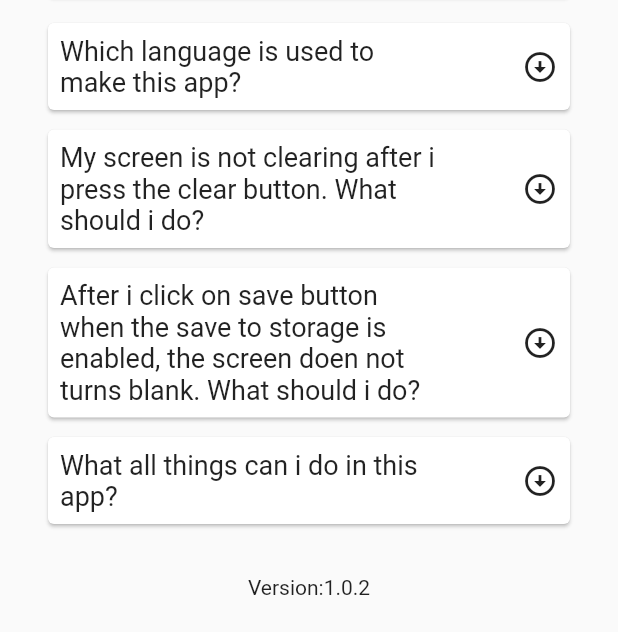
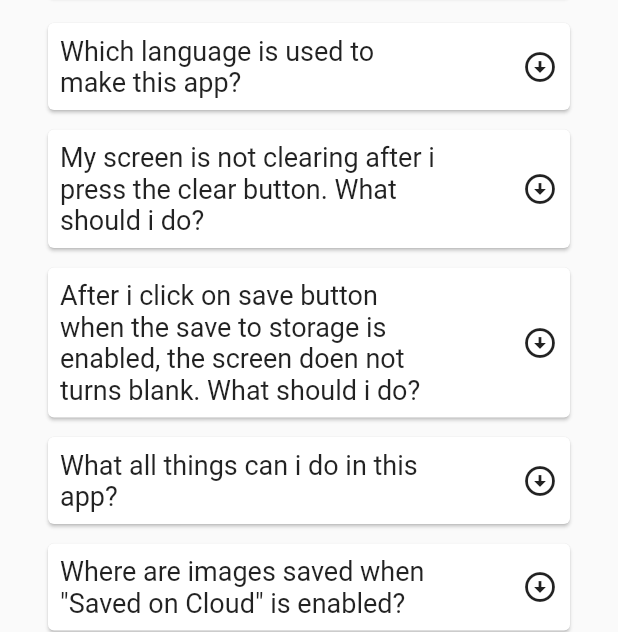
Before and after one commit to harshkumarkhatri/Draw-It-App-Flutter, a Flutter app: the AboutTheApp screen opened directly, on a phone screen of 412 x 824 dp, the part 604-1236 px from its top. Run offline on Flutter 3.47's test engine with Material 2 defaults, Android fonts, the phone set to English and light mode, and no system bars; our stand-ins replace cached_network_image, cloud_firestore, firebase_auth, firebase_core, firebase_database, firebase_storage and 4 more; missing offline and left inert: esys_flutter_share, ext_storage, flutter_web_browser, save_in_gallery; accounts and stored records are empty.

Commit message:
Updated some FAQ questions

```diff
--- a/lib/aboutTheApp.dart
+++ b/lib/aboutTheApp.dart
@@ -14,6 +14,8 @@ class _AboutTheAppState extends State<AboutTheApp> {
   bool initial3 = false;
   bool initial4 = false;
   bool initial5 = false;
+  bool initial6 = false;
+  bool initial7 = false;
   @override
   Widget build(BuildContext context) {
     return Scaffold(
@@ -318,8 +320,118 @@ class _AboutTheAppState extends State<AboutTheApp> {
                     ],
                   ),
                 ),
+                SizedBox(height: 5),
+                Card(
+                  child: new Column(
+                    mainAxisAlignment: MainAxisAlignment.center,
+                    crossAxisAlignment: CrossAxisAlignment.center,
+                    children: <Widget>[
+                      new GestureDetector(
+                        onTap: () => setState(() {
+                          _animatedHeight == 0.0
+                              ? _animatedHeight = 100.0
+                              : _animatedHeight = 00.0;
+                          initial6 == false
+                              ? initial6 = true
+                              : initial6 = false;
+                        }),
+                        child: new Container(
+                          alignment: Alignment.centerLeft,
+                          child: Padding(
+                              padding: const EdgeInsets.all(8.0),
+                              child: new Row(
+                                mainAxisAlignment:
+                                    MainAxisAlignment.spaceBetween,
+                                children: [
+                                  Container(
+                                    width: 250,
+                                    child: Text(
+                                        "Where are images saved when \"Saved on Cloud\" is enabled?",
+                                        maxLines: 10,
+                                        overflow: TextOverflow.ellipsis,
+                                        style: TextStyle(fontSize: 18)),
+                                  ),
+                                  Icon(Icons.arrow_circle_down)
+                                ],
+                              )),
+                        ),
+                      ),
+                      initial6 == true
+                          ? new AnimatedContainer(
+                              duration: const Duration(milliseconds: 120),
+                              child: Padding(
+                                padding: const EdgeInsets.all(8.0),
+                                child: new Text(
+                                    "The images are saved on Online storage which is allocated to you once you create your account.",
+                                    style: TextStyle(
+                                        fontSize: 16,
+                                        fontWeight: FontWeight.w300,
+                                        letterSpacing: 0.6,
+                                        height: 1.1)),
+                              ),
+                              color: Colors.tealAccent,
+                            )
+                          : Container(height: 0, width: 0)
+                    ],
+                  ),
+                ),
+                SizedBox(height: 5),
+                Card(
+                  child: new Column(
+                    mainAxisAlignment: MainAxisAlignment.center,
+                    crossAxisAlignment: CrossAxisAlignment.center,
+                    children: <Widget>[
+                      new GestureDetector(
+                        onTap: () => setState(() {
+                          _animatedHeight == 0.0
+                              ? _animatedHeight = 100.0
+                              : _animatedHeight = 00.0;
+                          initial7 == false
+                              ? initial7 = true
+                              : initial7 = false;
+                        }),
+                        child: new Container(
+                          alignment: Alignment.centerLeft,
+                          child: Padding(
+                              padding: const EdgeInsets.all(8.0),
+                              child: new Row(
+                                mainAxisAlignment:
+                                    MainAxisAlignment.spaceBetween,
+                                children: [
+                                  Container(
+                                    width: 250,
+                                    child: Text(
+                                        "Where are images saved when \"Save in storage\" is selected?",
+                                        maxLines: 10,
+                                        overflow: TextOverflow.ellipsis,
+                                        style: TextStyle(fontSize: 18)),
+                                  ),
+                                  Icon(Icons.arrow_circle_down)
+                                ],
+                              )),
+                        ),
+                      ),
+                      initial7 == true
+                          ? new AnimatedContainer(
+                              duration: const Duration(milliseconds: 120),
+                              child: Padding(
+                                padding: const EdgeInsets.all(8.0),
+                                child: new Text(
+                                    "The images are saved on your local storage under the folder name \"Draw It\". You can find the folder inside your gallery or inside the file manager.",
+                                    style: TextStyle(
+                                        fontSize: 16,
+                                        fontWeight: FontWeight.w300,
+                                        letterSpacing: 0.6,
+                                        height: 1.1)),
+                              ),
+                              color: Colors.tealAccent,
+                            )
+                          : Container(height: 0, width: 0)
+                    ],
+                  ),
+                ),
                 SizedBox(height: 30),
-                Center(child: Text("Version:1.0.2")),
+                Center(child: Text("Version:1.0.3")),
                 SizedBox(height: 20),
               ],
             ),
```
